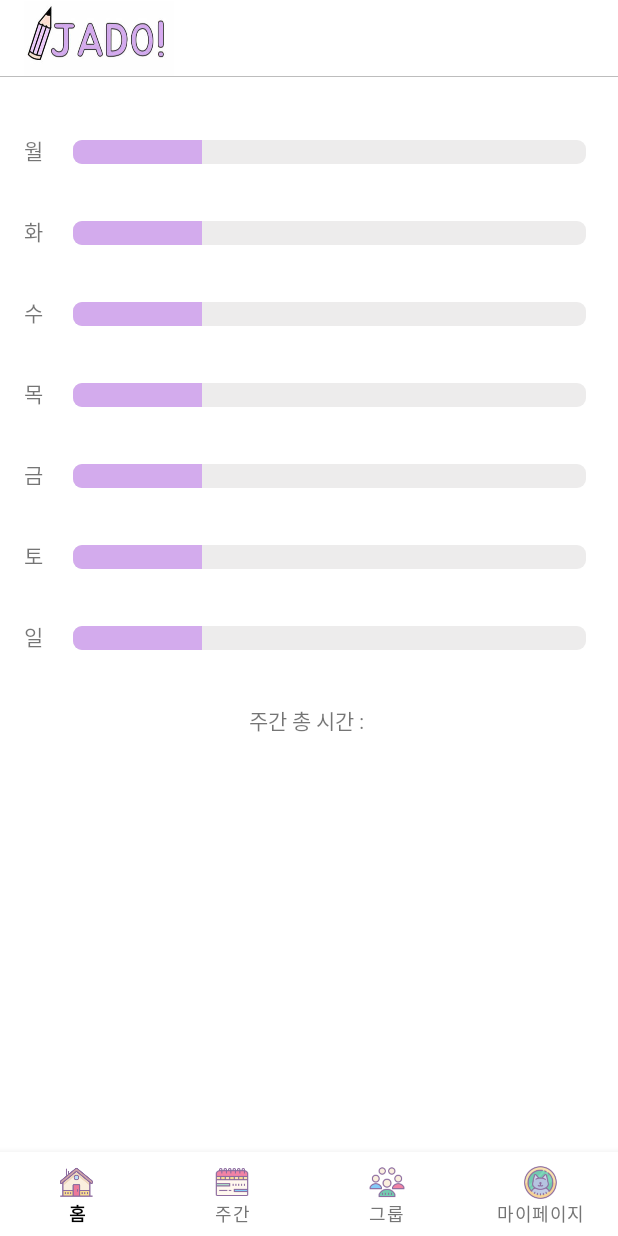
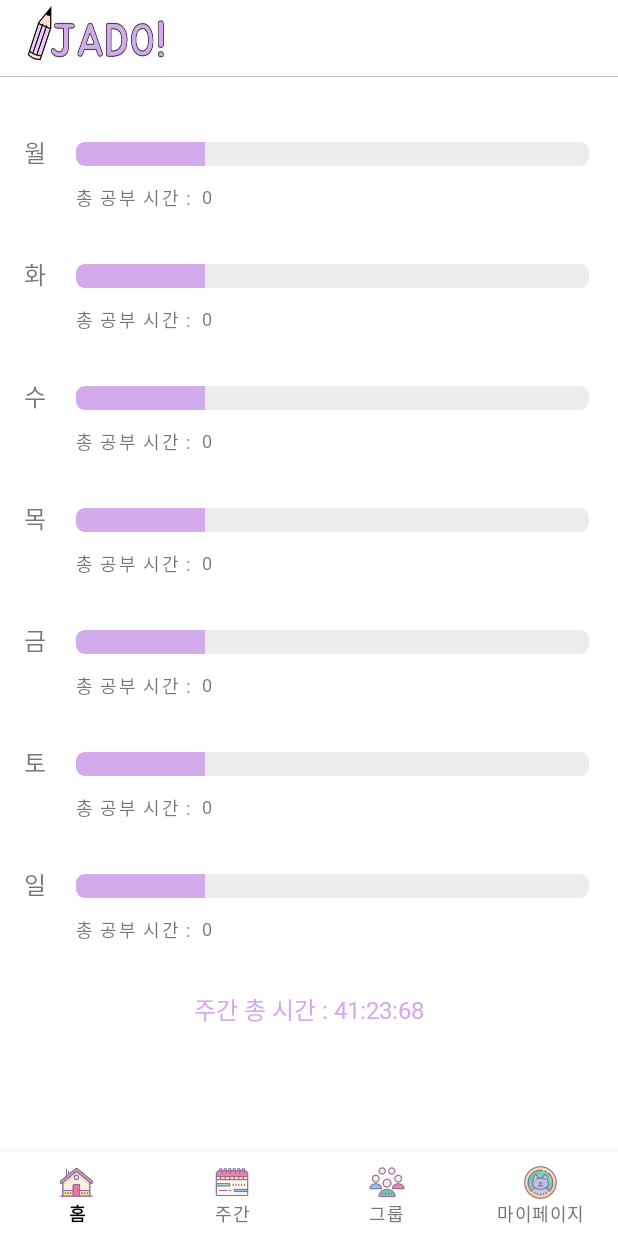
Before and after one commit to ddyeon/JadoProject, an Android app: the fragment WeekFragment placed in its activity, on a phone screen of 412 x 824 dp. Run offline under Robolectric (Android 15) with nearby library versions, the phone set to English and light mode, and no system bars; our stand-ins replace Firebase (no records; nobody signed in at launch, a user with empty details on screens opened directly), data binding; libraries missing offline, so code that uses them is left out: lib.kingja.switchbutton; 15 statements that could not run were skipped.

Commit message:
week
- week 수정
- 앱 전체적 수정

```diff
--- a/JadoAndroid/app/src/main/AndroidManifest.xml
+++ b/JadoAndroid/app/src/main/AndroidManifest.xml
@@ -21,6 +21,7 @@
     <application
         android:allowBackup="true"
         android:icon="@mipmap/ic_launcher"
+        android:name=".JadoApplication"
         android:networkSecurityConfig="@xml/network_security_config"
         android:label="@string/app_name"
         android:roundIcon="@mipmap/ic_launcher_round"
--- a/JadoAndroid/app/src/main/java/com/example/jadoproject/EventDecorators.kt
+++ b/JadoAndroid/app/src/main/java/com/example/jadoproject/EventDecorators.kt
@@ -23,7 +23,7 @@ class EventDecorators(private val context: Context,
         for (i in stringProductColor.indices)
             colors[i] = Color.parseColor(stringProductColor[i])
 
-        view?.addSpan(CustomMultipleSpan(5f, colors))
+        view?.addSpan(CustomMultipleSpan(8f, colors))
 
     }
 
--- a/JadoAndroid/app/src/main/java/com/example/jadoproject/JoinActivity.kt
+++ b/JadoAndroid/app/src/main/java/com/example/jadoproject/JoinActivity.kt
@@ -60,7 +60,8 @@ class JoinActivity: AppCompatActivity() {
                 val info : Info = Info(binding.txtJoinId.text.toString(), binding.txtJoinName.text.toString(),
                     binding.txtJoinPwd.text.toString(), binding.txtJoinNum.text.toString())
 
-                database.getReference("User").child("dayeon").child("UserInfo").setValue(info)
+                val id_name = binding.txtJoinId.text.toString().split("@")
+                database.getReference("User").child(id_name[0]).child("UserInfo").setValue(info)
 
                 onBackPressed()
             }
--- a/JadoAndroid/app/src/main/java/com/example/jadoproject/LoginActivity.kt
+++ b/JadoAndroid/app/src/main/java/com/example/jadoproject/LoginActivity.kt
@@ -28,7 +28,6 @@ class LoginActivity : AppCompatActivity() {
 
         // 상단바 숨김
         supportActionBar?.hide()
-
 
         binding = DataBindingUtil.setContentView(this, R.layout.activity_login)
 
--- a/JadoAndroid/app/src/main/java/com/example/jadoproject/MonthlyFragment.kt
+++ b/JadoAndroid/app/src/main/java/com/example/jadoproject/MonthlyFragment.kt
@@ -74,6 +74,7 @@ class MonthlyFragment : Fragment() {
             parentFragmentManager.beginTransaction().replace(R.id.weekContainer,DailyFragment().apply {
                 arguments = Bundle().apply {
                     putString("selectday", selectDate.toString())
+                    putString("flags", "second")
                 }
             }).commit()
 
--- a/JadoAndroid/app/src/main/res/layout/activity_login.xml
+++ b/JadoAndroid/app/src/main/res/layout/activity_login.xml
@@ -4,6 +4,7 @@
     xmlns:tools="http://schemas.android.com/tools" >
 
     <androidx.constraintlayout.widget.ConstraintLayout
+        android:background="@android:color/transparent"
         android:layout_width="match_parent"
         android:layout_height="match_parent">
 
--- a/JadoAndroid/app/src/main/res/layout/fragment_mypage.xml
+++ b/JadoAndroid/app/src/main/res/layout/fragment_mypage.xml
@@ -91,6 +91,7 @@
                 android:layout_marginStart="16dp"
                 android:text="친구관리"
                 android:textSize="20sp"
+                android:fontFamily="@font/ilsanregual"
                 app:layout_constraintBottom_toBottomOf="parent"
                 app:layout_constraintStart_toStartOf="parent"
                 app:layout_constraintTop_toTopOf="parent" />
--- a/JadoAndroid/app/src/main/res/layout/fragment_week.xml
+++ b/JadoAndroid/app/src/main/res/layout/fragment_week.xml
@@ -117,7 +117,9 @@
           android:layout_width="wrap_content"
           android:layout_height="wrap_content"
           android:layout_marginTop="32dp"
-          android:text="주간 총 시간 : "
+          android:textSize="16sp"
+          android:textColor="@color/app_main_color"
+          android:text="주간 총 시간 : 41:23:68"
           android:fontFamily="@font/ilsanregual"
           app:layout_constraintEnd_toEndOf="parent"
           app:layout_constraintStart_toStartOf="parent"
--- a/JadoAndroid/app/src/main/res/layout/item_week.xml
+++ b/JadoAndroid/app/src/main/res/layout/item_week.xml
@@ -11,15 +11,17 @@
     <androidx.constraintlayout.widget.ConstraintLayout
         android:id="@+id/weekconst"
         android:layout_width="match_parent"
-        android:layout_height="wrap_content">
+        android:layout_height="100dp">
 
         <TextView
             android:id="@+id/date"
             android:layout_width="wrap_content"
             android:layout_height="wrap_content"
             android:layout_marginStart="16dp"
+            android:fontFamily="@font/ilsanregual"
+            android:textSize="16sp"
+            android:paddingTop="6dp"
             android:text="@{title}"
-            android:paddingTop="6dp"
             app:layout_constraintStart_toEndOf="@+id/progressBar"
             app:layout_constraintStart_toStartOf="parent"
             app:layout_constraintTop_toTopOf="parent" />
@@ -39,6 +41,30 @@
             app:layout_constraintStart_toEndOf="@+id/date"
             app:layout_constraintTop_toTopOf="@+id/date" />
 
+        <TextView
+            android:id="@+id/textView"
+            android:layout_width="wrap_content"
+            android:layout_height="wrap_content"
+            android:layout_marginStart="4dp"
+            android:layout_marginTop="8dp"
+            android:fontFamily="@font/ilsanregual"
+            android:text="총 공부 시간 :"
+            android:letterSpacing="0.09"
+            android:textSize="12sp"
+            app:layout_constraintStart_toStartOf="@+id/progressBar"
+            app:layout_constraintTop_toBottomOf="@+id/progressBar" />
+
+        <TextView
+            android:id="@+id/studytime"
+            android:layout_width="wrap_content"
+            android:layout_height="wrap_content"
+            android:layout_marginStart="8dp"
+            android:fontFamily="@font/ilsanregual"
+            android:text="0"
+            android:textSize="12sp"
+            app:layout_constraintStart_toEndOf="@+id/textView"
+            app:layout_constraintTop_toTopOf="@+id/textView" />
+
 
     </androidx.constraintlayout.widget.ConstraintLayout>
 
--- a/JadoAndroid/app/src/main/res/values-night/themes.xml
+++ b/JadoAndroid/app/src/main/res/values-night/themes.xml
@@ -4,11 +4,11 @@
         <!-- Primary brand color. -->
         <item name="colorPrimary">@color/purple_200</item>
         <item name="colorPrimaryVariant">@color/purple_700</item>
-        <item name="colorOnPrimary">@color/black</item>
+        <item name="colorOnPrimary">@color/white</item>
         <!-- Secondary brand color. -->
         <item name="colorSecondary">@color/teal_200</item>
         <item name="colorSecondaryVariant">@color/teal_200</item>
-        <item name="colorOnSecondary">@color/black</item>
+        <item name="colorOnSecondary">@color/white</item>
         <!-- Status bar color. -->
         <item name="android:statusBarColor" tools:targetApi="l">?attr/colorPrimaryVariant</item>
         <!-- Customize your theme here. -->
```
Also changed, not shown: JadoAndroid/app/src/main/java/com/example/jadoproject/DailyFragment.kt (+72 -31 lines), JadoAndroid/app/src/main/java/com/example/jadoproject/JadoApplication.kt (added, +12 -0 lines), JadoAndroid/app/src/main/java/com/example/jadoproject/WeekFragment.kt (+34 -0 lines), JadoAndroid/app/src/main/java/com/example/jadoproject/WeeklyFragment.kt (+5 -2 lines), JadoAndroid/app/src/main/res/drawable/todolistback.xml (added, +21 -0 lines), JadoAndroid/app/src/main/res/layout/fragment_daily.xml (+22 -21 lines), JadoAndroid/app/src/main/res/layout/fragment_home.xml (+11 -6 lines), JadoAndroid/app/src/main/res/layout/fragment_monthly.xml (+35 -31 lines), JadoAndroid/app/src/main/res/layout/item_todolist.xml (+5 -3 lines), JadoAndroid/app/src/main/res/drawable/sketch.png (added).
